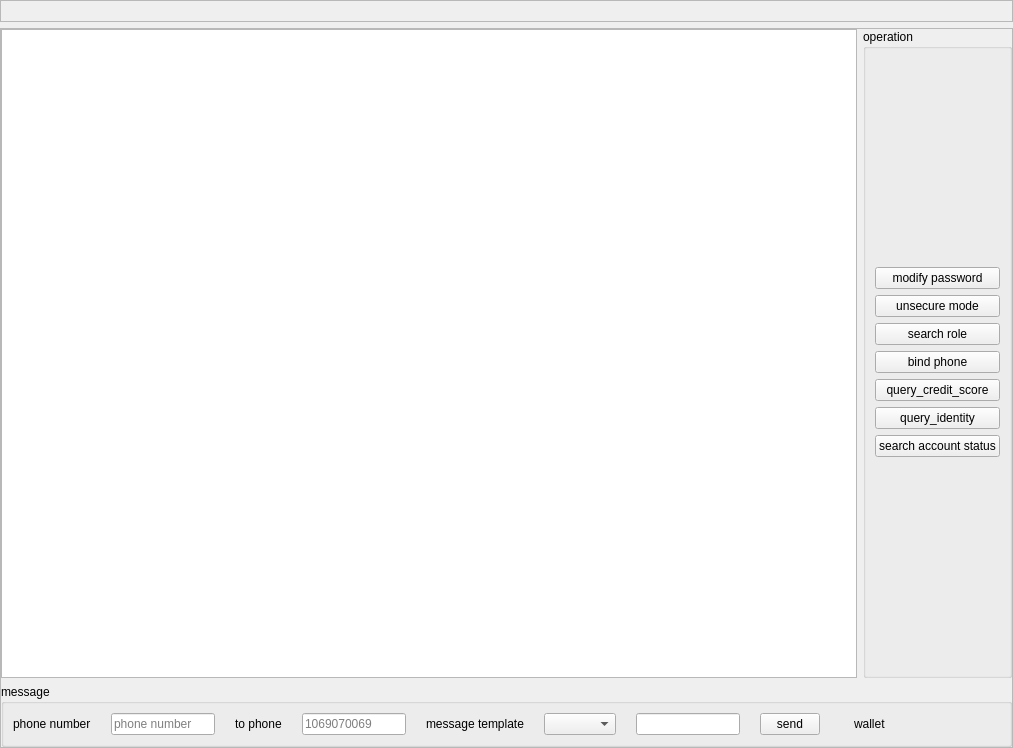
AlexRain/BRSystem, file MainApp/src/CUiCenter.ui: the form before one commit.
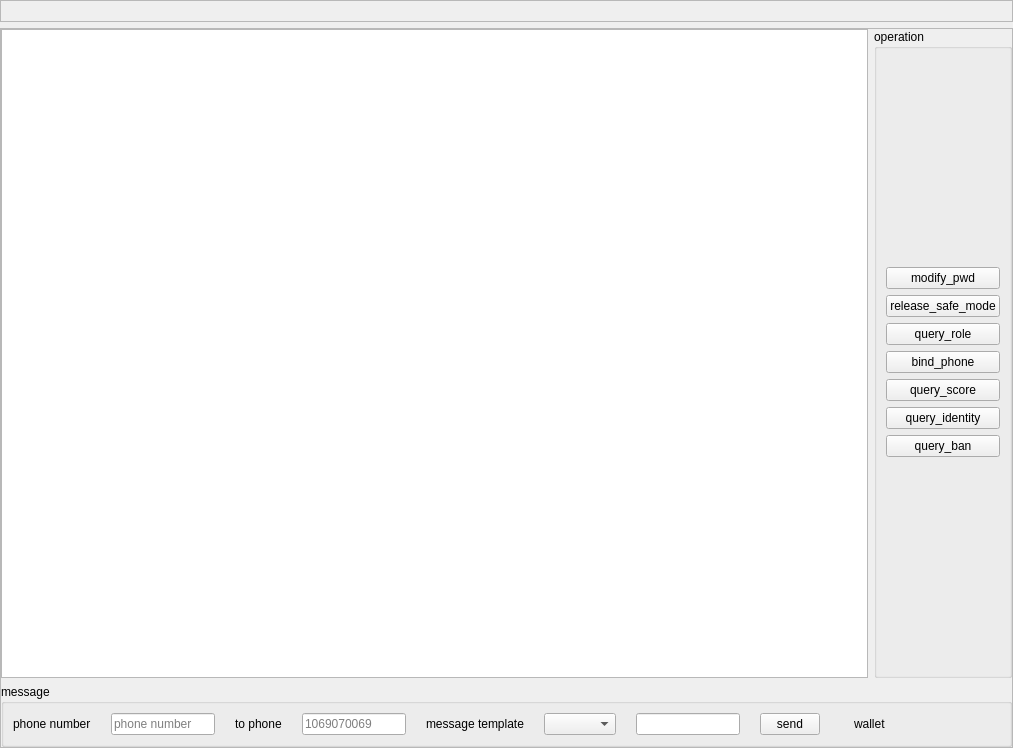
The form after the commit. Custom widgets are drawn as their Qt base class.

What changed in the file:
```diff
--- a/MainApp/src/CUiCenter.ui
+++ b/MainApp/src/CUiCenter.ui
@@ -177,7 +177,7 @@
                </size>
               </property>
               <property name="text">
-               <string>modify password</string>
+               <string>modify_pwd</string>
               </property>
              </widget>
             </item>
@@ -196,7 +196,7 @@
                </size>
               </property>
               <property name="text">
-               <string>unsecure mode</string>
+               <string>release_safe_mode</string>
               </property>
              </widget>
             </item>
@@ -215,7 +215,7 @@
                </size>
               </property>
               <property name="text">
-               <string>search role</string>
+               <string>query_role</string>
               </property>
              </widget>
             </item>
@@ -234,14 +234,14 @@
                </size>
               </property>
               <property name="text">
-               <string>bind phone</string>
+               <string>bind_phone</string>
               </property>
              </widget>
             </item>
             <item>
              <widget class="QPushButton" name="btn_query_score">
               <property name="text">
-               <string>query_credit_score</string>
+               <string>query_score</string>
               </property>
              </widget>
             </item>
@@ -267,7 +267,7 @@
                </size>
               </property>
               <property name="text">
-               <string>search account status</string>
+               <string>query_ban</string>
               </property>
              </widget>
             </item>
```
Left out of the diff: 4 changed lines with no effect on the pictures.
